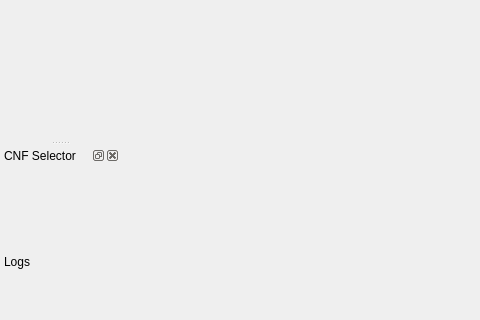
Above: src/mainwindow.ui from kuanyui/qkiss before the change; both pictures show x 0 to 480 and y 580 to 900 of the 1280 by 900 pixel window. Below: the same form after it.
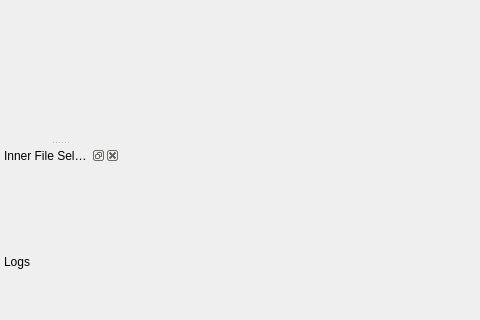
That is the form after the change. Icons and pictures are not drawn.

Commit message: feat: [mainwindow.ui] dock and action

What changed in the file:
```diff
--- a/src/mainwindow.ui
+++ b/src/mainwindow.ui
@@ -74,7 +74,7 @@
   </widget>
   <widget class="QDockWidget" name="dockWidget_cnfFileSelector">
    <property name="windowTitle">
-    <string>CNF Selector</string>
+    <string>Inner File Selector</string>
    </property>
    <attribute name="dockWidgetArea">
     <number>1</number>
```
Left out of the diff: 45 changed lines with no effect on the pictures. The commit also changes 1 other file.
